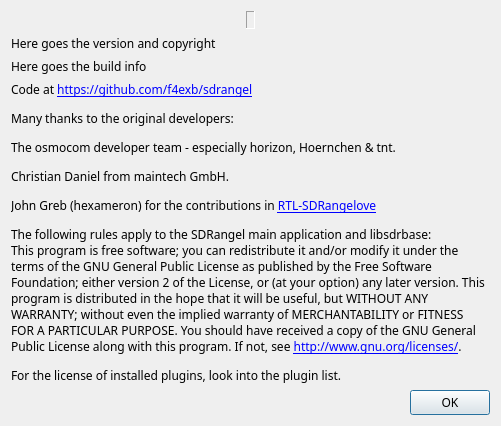
Before: the Qt Designer form sdrgui/gui/aboutdialog.ui in f4exb/sdrangel, drawn with Qt 5.
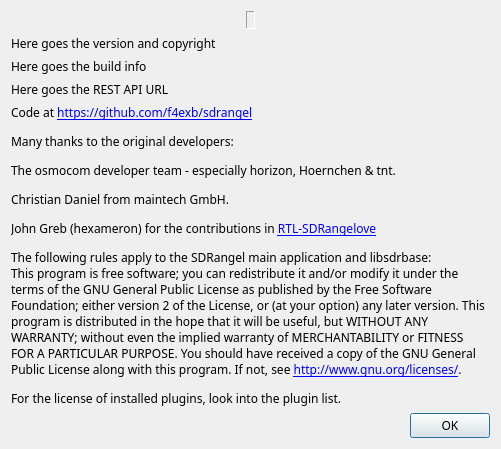
After: the same form once the commit is applied. Icons and pictures are not drawn.

Commit message: Show REST API URL in about dialog

Patch:
```diff
--- a/sdrgui/gui/aboutdialog.ui
+++ b/sdrgui/gui/aboutdialog.ui
@@ -95,6 +95,13 @@
      </property>
     </widget>
    </item>
+   <item>
+    <widget class="QLabel" name="restApiUrl">
+     <property name="text">
+      <string>Here goes the REST API URL</string>
+     </property>
+    </widget>
+   </item>
    <item>
     <widget class="QLabel" name="info">
      <property name="text">
```
The commit also changes 4 other files.
